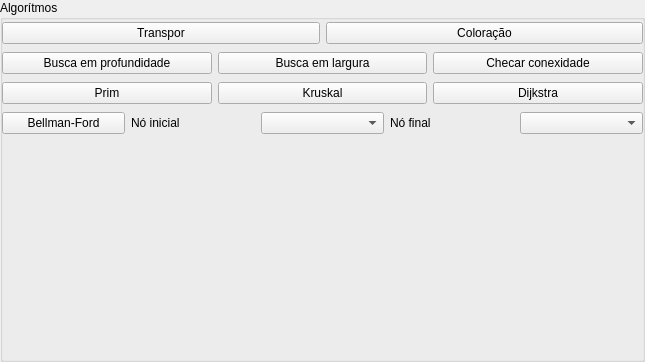
First picture: the form in GHGrafos/groupboxoption.ui, repository guilhermelou/GHGrafos, before the edit.
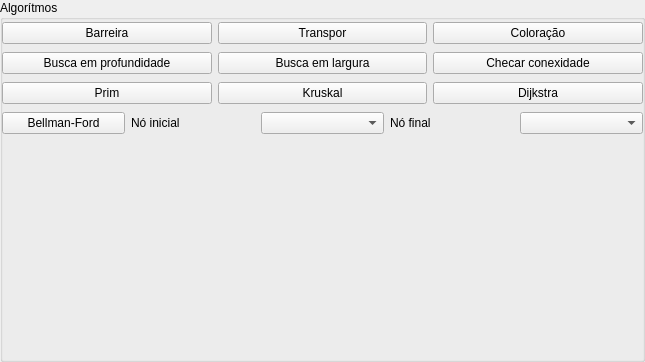
Second picture: the form after the edit.

Patch:
```diff
--- a/GHGrafos/groupboxoption.ui
+++ b/GHGrafos/groupboxoption.ui
@@ -28,6 +28,13 @@
    <layout class="QVBoxLayout" name="verticalLayout">
     <item>
      <layout class="QHBoxLayout" name="horizontalLayout_4">
+      <item>
+       <widget class="QPushButton" name="btnbarrier">
+        <property name="text">
+         <string>Barreira</string>
+        </property>
+       </widget>
+      </item>
       <item>
        <widget class="QPushButton" name="btngeneratetranposed">
         <property name="text">
```
